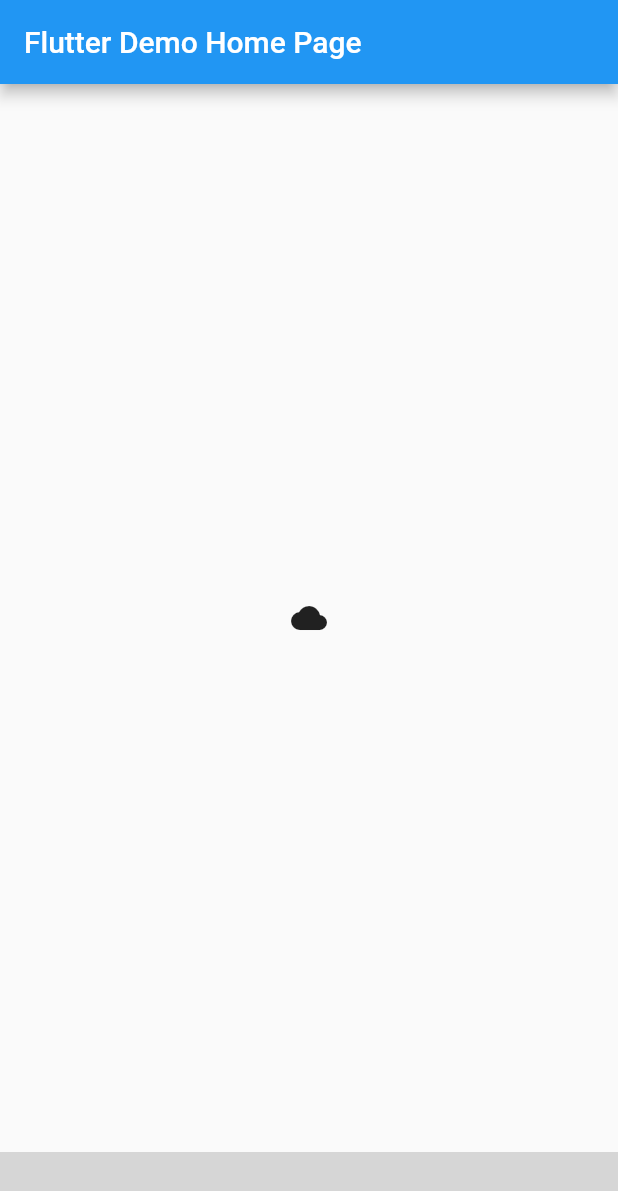
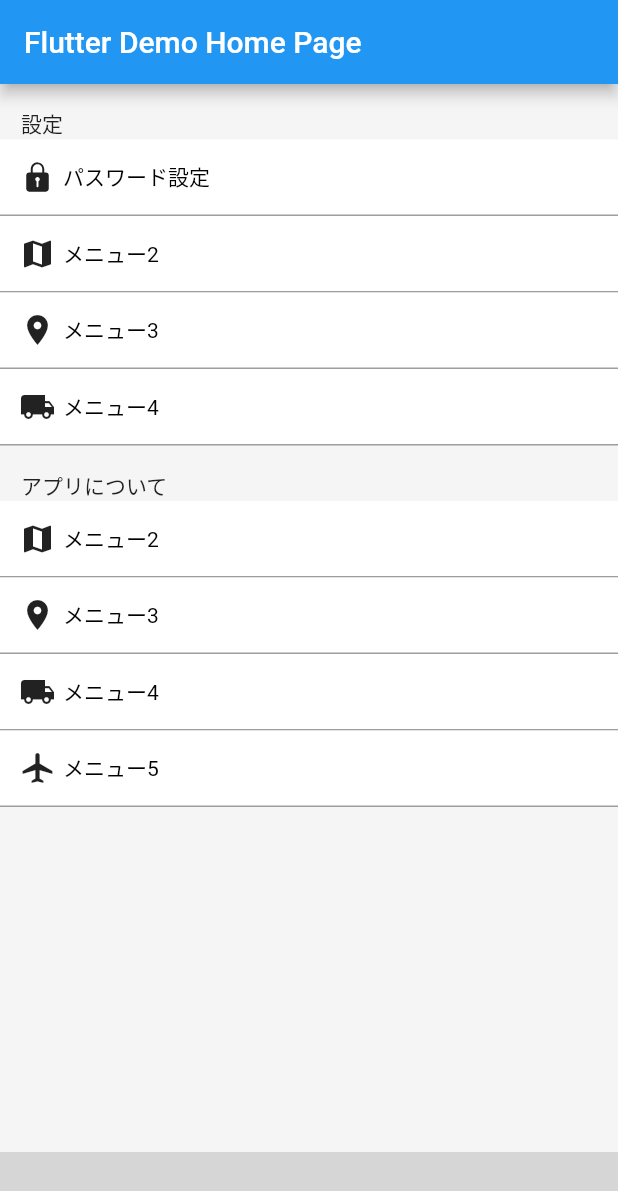
Before and after one commit to kazumaz/dama_app, a Flutter app: the screen it shows after launch, swiped to page 5, on a phone screen of 412 x 824 dp. Shown: the top 1191 px of the screen. Run offline on Flutter 3.47's test engine with Material 2 defaults, Android fonts, the phone set to English and light mode, and no system bars; our stand-ins replace curved_navigation_bar, fl_chart, flutter_icons, percent_indicator; missing offline and left inert: ff_navigation_bar; grey boxes are pictures that could not be loaded.

Commit message:
設定ページの作成

```diff
--- a/lib/view/SettingPage.dart
+++ b/lib/view/SettingPage.dart
@@ -1,8 +1,59 @@
 import 'package:flutter/material.dart';
+import 'package:flutter_icons/flutter_icons.dart';
 
 class SettingsPage extends StatelessWidget {
   @override
   Widget build(BuildContext context) {
-    return Scaffold(body: Center(child: Icon(Icons.cloud)));
+    return Scaffold(
+      backgroundColor: Colors.grey[100],
+        body: Column(
+      mainAxisSize: MainAxisSize.max,
+      // mainAxisAlignment: MainAxisAlignment.center,
+      children: <Widget>[
+        Flexible(
+            child: ListView(children: [
+          Text(""),
+          Text("　設定"),
+          _menuItem("パスワード設定", Icon(Ionicons.ios_lock)),
+          _menuItem("メニュー2", Icon(Icons.map)),
+          _menuItem("メニュー3", Icon(Icons.room)),
+          _menuItem("メニュー4", Icon(Icons.local_shipping)),
+          Text(""),
+          Text("　アプリについて"),
+          _menuItem("メニュー2", Icon(Icons.map)),
+          _menuItem("メニュー3", Icon(Icons.room)),
+          _menuItem("メニュー4", Icon(Icons.local_shipping)),
+          _menuItem("メニュー5", Icon(Icons.airplanemode_active)),
+        ])),
+      ],
+    ));
+  }
+
+  Widget _menuItem(String title, Icon icon) {
+    return GestureDetector(
+      child: Container(
+          padding: EdgeInsets.all(8.0),
+          decoration: new BoxDecoration(
+            color: Colors.white,
+              border: new Border(
+                  bottom: BorderSide(width: 1.0, color: Colors.grey))),
+          child: Row(
+            children: <Widget>[
+              Container(
+                margin: EdgeInsets.all(5.0),
+                child: icon,
+              ),
+              Text(
+                title,
+                style: TextStyle(
+                  color: Colors.black,
+                ),
+              ),
+            ],
+          )),
+      onTap: () {
+        print("onTap called.");
+      },
+    );
   }
 }
```
Also changed, not shown: lib/Model/ColorModel.dart (+44 -44 lines), lib/parts/ColorPicker.dart (+88 -88 lines).
